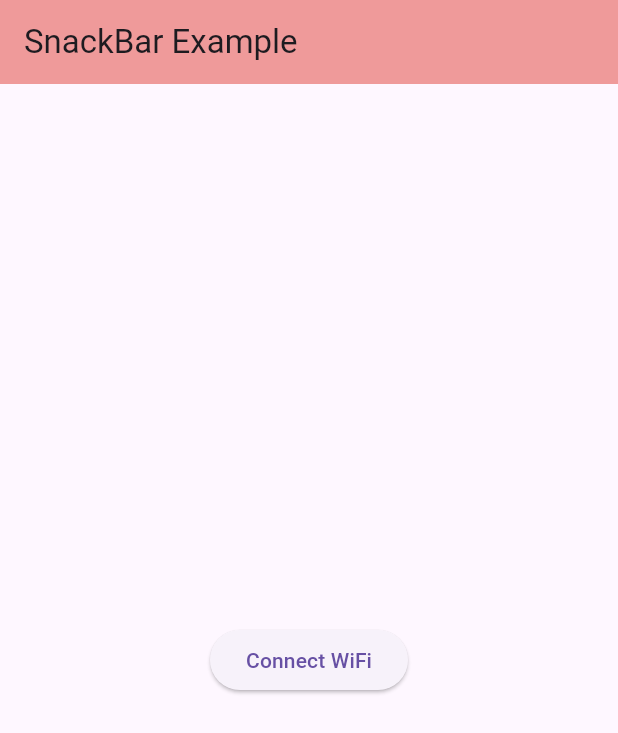
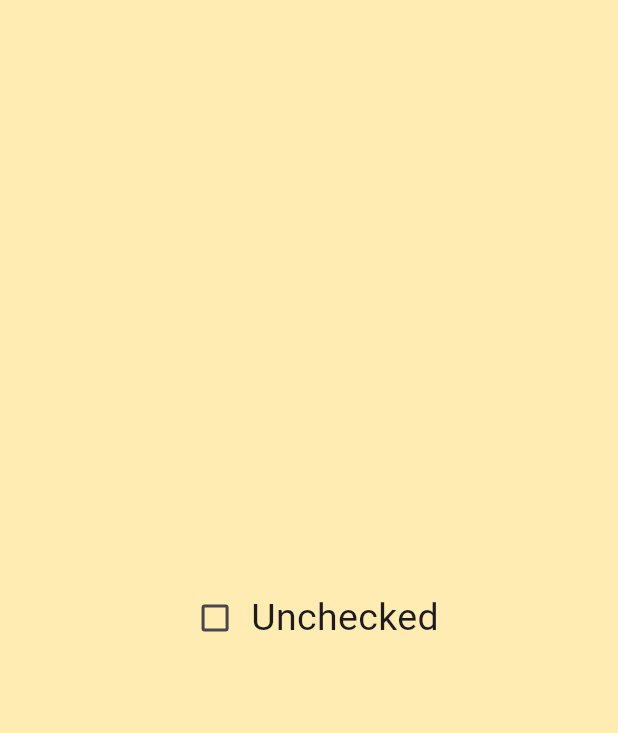
Before and after one commit to bhuwankhadka2001/Flutter-Youtube-Video, a Flutter app: the screen it shows after launch, on a phone screen of 412 x 824 dp. Shown: the top 733 px of the screen. Run offline on Flutter 3.47's test engine with Material 3 defaults, Android fonts, the phone set to English and light mode, and no system bars.

Commit message:
checkbox

```diff
--- a/lib/main.dart
+++ b/lib/main.dart
@@ -1,6 +1,6 @@
 import 'package:flutter/material.dart';
 
-import 'pages/snack_bar.dart';
+import 'pages/check_box.dart';
 
 void main() {
   runApp(const MyApp());
@@ -13,7 +13,7 @@ class MyApp extends StatelessWidget {
   Widget build(BuildContext context) {
     return const MaterialApp(
       debugShowCheckedModeBanner: false,
-      home: MySnackBAr(),
+      home: MyCheckbox(),
     );
   }
 }
--- /dev/null
+++ b/lib/pages/check_box.dart
@@ -0,0 +1,36 @@
+import 'package:flutter/material.dart';
+
+class MyCheckbox extends StatefulWidget {
+  const MyCheckbox({super.key});
+
+  @override
+  State<MyCheckbox> createState() => _MyCheckboxState();
+}
+
+class _MyCheckboxState extends State<MyCheckbox> {
+  bool isChecked = false;
+  @override
+  Widget build(BuildContext context) {
+    return Scaffold(
+      backgroundColor: Colors.amber[100],
+      body: Center(
+        child: Row(
+          mainAxisAlignment: MainAxisAlignment.center,
+          children: [
+            Checkbox(
+                value: isChecked,
+                onChanged: (bool? value) {
+                  setState(() {
+                    isChecked = value ?? false;
+                  });
+                }),
+            Text(
+              isChecked ? 'Checked' : 'Unchecked',
+              style: const TextStyle(fontSize: 25),
+            )
+          ],
+        ),
+      ),
+    );
+  }
+}
--- a/lib/pages/snack_bar.dart
+++ b/lib/pages/snack_bar.dart
@@ -11,11 +11,15 @@ class MySnackBAr extends StatelessWidget {
         title: const Text("SnackBar Example"),
       ),
       body: Center(
+        child: Padding(
+          padding: const EdgeInsets.only(top: 400),
           child: ElevatedButton(
               onPressed: () {
                 ScaffoldMessenger.of(context).showSnackBar(SnackBar(
                     action: SnackBarAction(
-                      label: "Undo", textColor: Colors.blue, onPressed: () {}),
+                        label: "Undo",
+                        textColor: Colors.blue,
+                        onPressed: () {}),
                     backgroundColor: Colors.purple[100],
                     content: const Row(
                       children: [
@@ -33,6 +37,7 @@ class MySnackBAr extends StatelessWidget {
               },
               child: const Text('Connect WiFi')),
         ),
+      ),
     );
   }
 }
```
Lines whose indentation alone changed are shown as unchanged.
